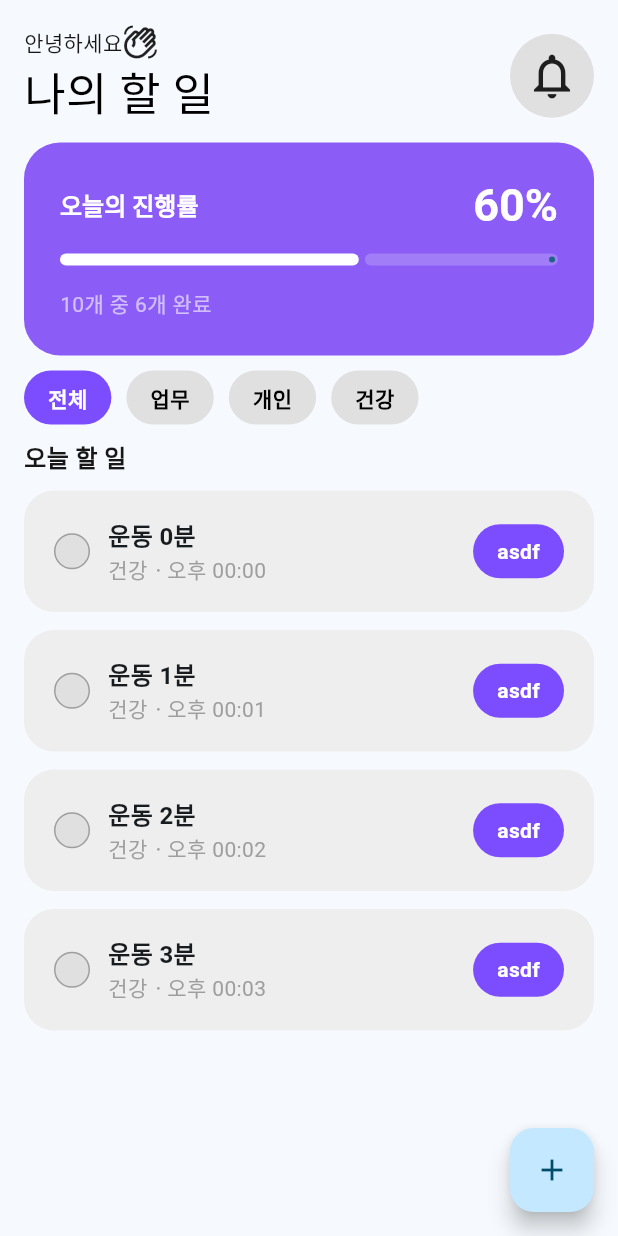
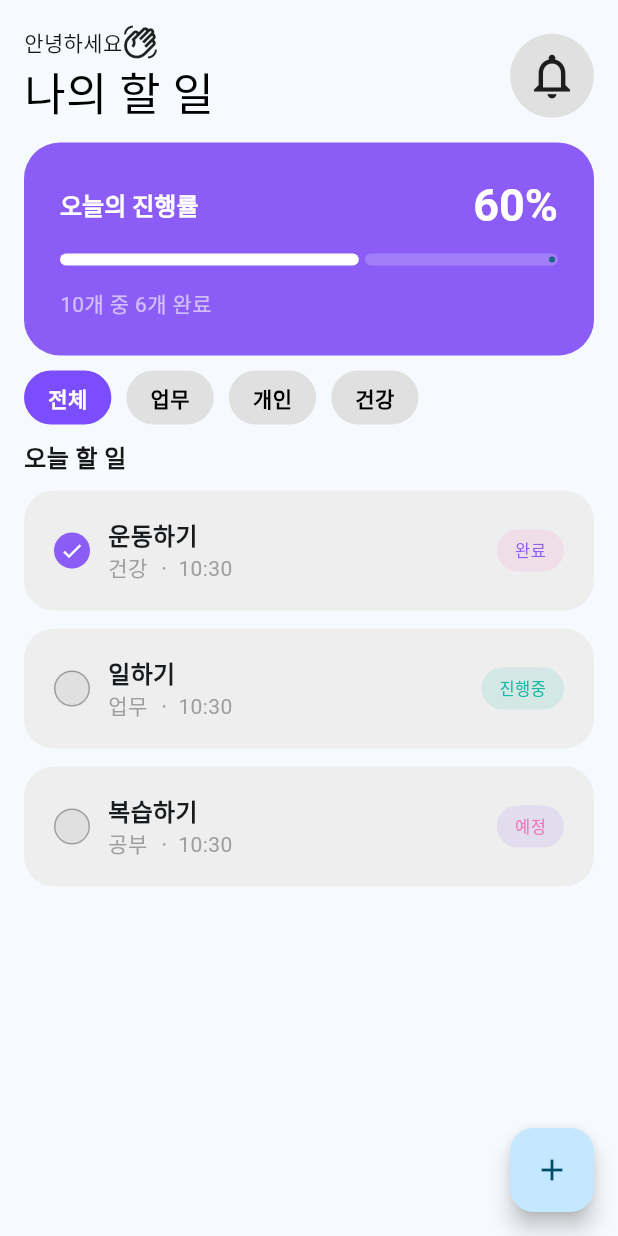
Before and after one commit to kiryud/dl_3_1_flutter, a Flutter app: the screen it shows after launch, on a phone screen of 412 x 824 dp. Run offline on Flutter 3.47's test engine with Material 3 defaults, Android fonts, the phone set to English and light mode, and no system bars.

Commit message:
Add : enum을 활용한 data (text, color 등) 관리, 더미 데이터 추가까지 진행됨

```diff
--- /dev/null
+++ b/lib/UI/pages/todo/widget/circle_check_box.dart
@@ -0,0 +1,30 @@
+import 'package:ex00/enum/process.dart';
+import 'package:flutter/material.dart';
+
+class CircleCheckBox extends StatelessWidget {
+  final bool value;
+  const CircleCheckBox({
+    super.key,
+  this.value = true
+  });
+
+  @override
+  Widget build(BuildContext context) {
+    return Container(
+      width: 24,
+      height: 24,
+      child: value
+      ? Icon(Icons.check, color: Colors.white, size: 16)
+      : null,
+      decoration: BoxDecoration(
+        shape: .circle,
+        color: value
+        ? Process.done.primaryColor
+        : Colors.grey[300],
+        border: value
+        ? null
+        : .all(color: Colors.grey),
+      ),
+    );
+  }
+}
--- /dev/null
+++ b/lib/UI/pages/todo/widget/process_badge.dart
@@ -0,0 +1,28 @@
+import 'package:ex00/enum/process.dart';
+import 'package:flutter/material.dart';
+
+class ProcessBadge extends StatelessWidget {
+  final Process process;
+  const ProcessBadge({super.key, required this.process});
+
+  @override
+  Widget build(BuildContext context) {
+    return Container(
+      padding: .symmetric(
+        vertical: 6,
+        horizontal: 12
+      ),
+      decoration: BoxDecoration(
+        borderRadius: .all(.circular(50)),
+        color: process.secondaryColor,
+      ),
+      child: Text(
+        process.title,
+        style: TextStyle(
+          fontSize: 11,
+          color: process.primaryColor,
+        ),
+      ),
+    );
+  }
+}
--- a/lib/UI/pages/todo/widget/todo_list.dart
+++ b/lib/UI/pages/todo/widget/todo_list.dart
@@ -1,16 +1,28 @@
+import 'package:ex00/UI/pages/todo/widget/circle_check_box.dart';
+import 'package:ex00/UI/pages/todo/widget/process_badge.dart';
+import 'package:ex00/enum/process.dart';
 import 'package:flutter/material.dart';
+import 'package:intl/intl.dart';
 
 class TodoList extends StatelessWidget {
   const TodoList({super.key});
 
+
   @override
   Widget build(BuildContext context) {
+    final dummy = [
+      (title : "운동하기", filter :  "건강", time : DateTime.now(), process : Process.done) ,
+      (title : "일하기", filter :  "업무", time : DateTime.now(), process : Process.doing) ,
+      (title : "복습하기", filter :  "공부", time : DateTime.now(), process : Process.todo) ,
+      ];
+
     return ListView.separated(
-      itemCount: 4,
+      itemCount: dummy.length,
       shrinkWrap: true,
       physics: NeverScrollableScrollPhysics(),
       separatorBuilder: (context, index) => SizedBox(height: 12,),
       itemBuilder: (context, index) {
+        final data = dummy[index];
         return Container(
           padding: .symmetric(
             horizontal: 20,
@@ -23,7 +35,7 @@ class TodoList extends StatelessWidget {
           child: Row(
             spacing: 12,
             children: [
-              Container(
+            /*  Container(
                 width: 24,
                 height: 24,
                 decoration: BoxDecoration(
@@ -31,20 +43,23 @@ class TodoList extends StatelessWidget {
                   color: Colors.grey[300]!,
                   border: .all(color: Colors.grey),
                 ),
-              ),
+              ), */
+              CircleCheckBox(value: data.process == Process.done ? true : false),
               Expanded(
                 child: Column(
                   crossAxisAlignment: .start,
                   children: [
                     Text(
-                      '운동 $index분',
+                      data.title,
                       style: TextStyle(
                         fontSize: 16,
                         fontWeight: .w600,
                       ),
                     ),
                     Text(
-                      '건강ㆍ오후 00:0$index',
+                      '${data.filter} ㆍ ${DateFormat('HH:mm').format(data.time)}',
+                    //  '${data.filter} ㆍ ${data.time.month}월 ${data.time.day}일 ${data.time.hour}:${data.time.minute}',
+                    //  data.filter + 'ㆍ' + data.time.toString(),
                       style: TextStyle(
                         color: Colors.grey,
                       ),
@@ -52,6 +67,10 @@ class TodoList extends StatelessWidget {
                   ],
                 ),
               ),
+              ProcessBadge(
+                process: data.process,
+              ),
+            /*
               Container(
                 padding: .symmetric(vertical: 8, horizontal: 16),
                 decoration: BoxDecoration(
@@ -67,6 +86,7 @@ class TodoList extends StatelessWidget {
                   ),
                 ),
               ),
+            */
             ],
           ),
         );
--- a/pubspec.yaml
+++ b/pubspec.yaml
@@ -4,13 +4,14 @@ publish_to: 'none'
 version: 1.0.0+1
 
 environment:
-  sdk: ^3.11.1
+  sdk: ^3.11.4
 
 dependencies:
   flutter:
     sdk: flutter
 
   cupertino_icons: ^1.0.8
+  intl:
 
 dev_dependencies:
   flutter_test:
```
Also changed, not shown: lib/enum/process.dart (added, +48 -0 lines), lib/UI/pages/todo/widget/process_card.dart (added).
